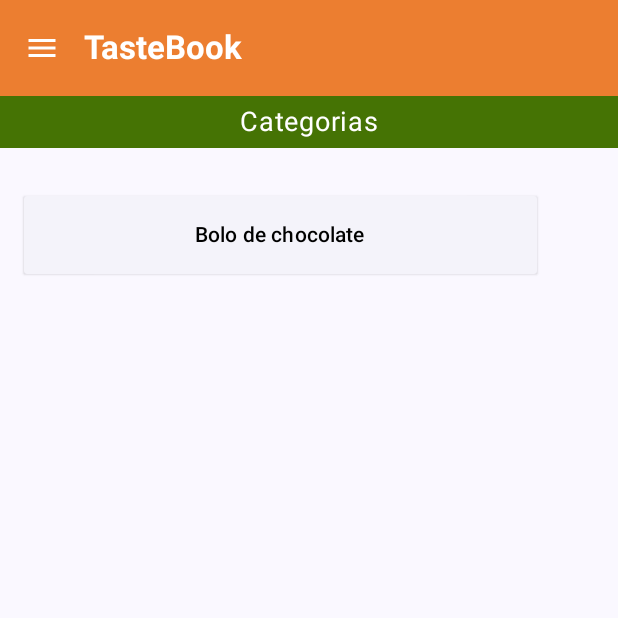
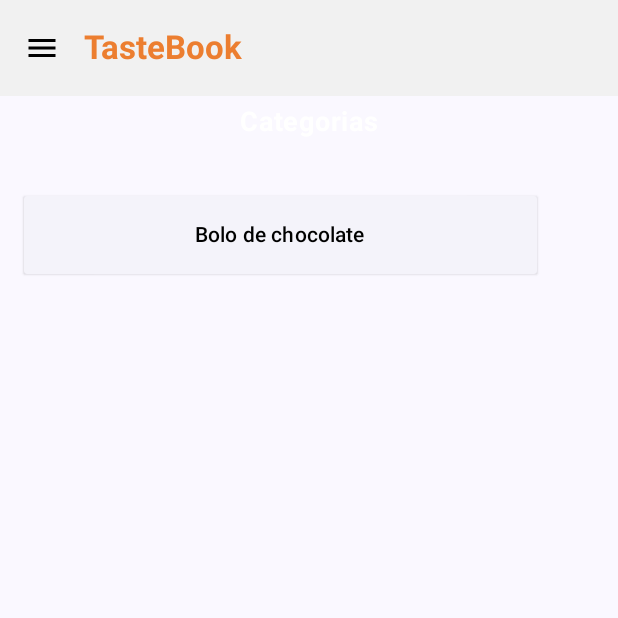
Before and after one commit to MarcelFlrs/AppDeReceitas, an Android app built with Jetpack Compose: the CategoriaReceitas screen opened through its navigation route, on a phone screen of 412 x 824 dp, the top half of it. Run offline under Robolectric (Android 15) with nearby library versions, the phone set to English and light mode, and no system bars.

Commit message:
bottom bar e telas

```diff
--- a/app/src/main/java/br/edu/up/appdereceitas/ui/screen/CategoriaReceitas.kt
+++ b/app/src/main/java/br/edu/up/appdereceitas/ui/screen/CategoriaReceitas.kt
@@ -60,14 +60,14 @@ fun CategoriaReceitas(navController: NavController) {
                 Box(
                     modifier = Modifier
                         .fillMaxWidth()
-                        .background(Color(0xFF457304))
                         .padding(vertical = 5.dp),
                     contentAlignment = Alignment.Center
                 ) {
                     Text(
                         text = "Categorias",
                         fontSize = 18.sp,
-                        color = Color.White
+                        color = Color.White,
+                        fontWeight = FontWeight.Bold
                     )
                 }
 
--- a/app/src/main/java/br/edu/up/appdereceitas/ui/screen/DetalhesReceitas.kt
+++ b/app/src/main/java/br/edu/up/appdereceitas/ui/screen/DetalhesReceitas.kt
@@ -14,7 +14,10 @@ import androidx.compose.material3.Text
 import androidx.compose.runtime.Composable
 import androidx.compose.ui.Alignment
 import androidx.compose.ui.Modifier
+import androidx.compose.ui.draw.shadow
 import androidx.compose.ui.graphics.Color
+import androidx.compose.ui.graphics.graphicsLayer
+import androidx.compose.ui.text.font.FontWeight
 import androidx.compose.ui.unit.dp
 import androidx.compose.ui.unit.sp
 import androidx.navigation.NavController
@@ -27,7 +30,15 @@ fun DetalhesReceita(navController: NavController) {
     Scaffold(
         topBar = {
             AppTopBar(
-                title = { Text("Detalhes da Receita") },
+                title = {
+                    Text(
+                        text = "TasteBook",
+                        style = MaterialTheme.typography.titleLarge.copy(
+                            fontWeight = FontWeight.Bold,
+                        ),
+                        modifier = Modifier.fillMaxWidth()
+                    )
+                },
                 navController = navController
             )
         }
@@ -37,8 +48,12 @@ fun DetalhesReceita(navController: NavController) {
             Box(
                 modifier = Modifier
                     .fillMaxWidth()
-                    .background(Color(0xFF457304))
-                    .padding(vertical = 5.dp),
+                    .shadow(8.dp)
+                    .graphicsLayer {
+                        shadowElevation = 8.dp.toPx()
+                    }
+                    .background(Color(0xFFec7e30))
+                    .padding(vertical = 10.dp),
                 contentAlignment = Alignment.Center
             ) {
                 Text(
--- a/app/src/main/java/br/edu/up/appdereceitas/ui/screen/ListaReceitas.kt
+++ b/app/src/main/java/br/edu/up/appdereceitas/ui/screen/ListaReceitas.kt
@@ -2,48 +2,48 @@ package br.edu.up.appdereceitas.screen
 
 import androidx.compose.foundation.background
 import androidx.compose.foundation.border
+import androidx.compose.foundation.layout.Arrangement
 import androidx.compose.foundation.layout.Box
 import androidx.compose.foundation.layout.Column
+import androidx.compose.foundation.layout.Row
 import androidx.compose.foundation.layout.fillMaxWidth
 import androidx.compose.foundation.layout.padding
 import androidx.compose.foundation.lazy.LazyColumn
 import androidx.compose.foundation.shape.RoundedCornerShape
 import androidx.compose.material.icons.Icons
 import androidx.compose.material.icons.filled.Add
-import androidx.compose.material3.DrawerValue
+import androidx.compose.material.icons.filled.Favorite
+import androidx.compose.material.icons.outlined.Favorite
+import androidx.compose.material.icons.outlined.FavoriteBorder
+import androidx.compose.material3.ButtonColors
+import androidx.compose.material3.ButtonDefaults
 import androidx.compose.material3.ElevatedButton
 import androidx.compose.material3.FloatingActionButton
 import androidx.compose.material3.Icon
+import androidx.compose.material3.IconButton
 import androidx.compose.material3.MaterialTheme
-import androidx.compose.material3.ModalNavigationDrawer
 import androidx.compose.material3.Scaffold
-import androidx.compose.material3.Shapes
 import androidx.compose.material3.Text
-import androidx.compose.material3.rememberDrawerState
 import androidx.compose.runtime.Composable
-import androidx.compose.runtime.rememberCoroutineScope
+import androidx.compose.runtime.getValue
+import androidx.compose.runtime.mutableStateOf
+import androidx.compose.runtime.remember
+import androidx.compose.runtime.setValue
 import androidx.compose.ui.Alignment
 import androidx.compose.ui.Modifier
+import androidx.compose.ui.draw.shadow
 import androidx.compose.ui.graphics.Color
+import androidx.compose.ui.graphics.graphicsLayer
 import androidx.compose.ui.text.font.FontWeight
 import androidx.compose.ui.text.style.TextAlign
 import androidx.compose.ui.unit.dp
 import androidx.compose.ui.unit.sp
 import androidx.navigation.NavController
 import br.edu.up.appdereceitas.ui.util.AppTopBar
-import br.edu.up.appdereceitas.ui.util.DrawerContent
-import kotlinx.coroutines.launch
+import br.edu.up.appdereceitas.ui.util.AppBottomBar
 
 @Composable
-fun ListaReceitas(navController: NavController){
-
-    val drawerState = rememberDrawerState(DrawerValue.Closed)
-    val scope = rememberCoroutineScope()
-
-    ModalNavigationDrawer(
-        drawerContent = { DrawerContent(navController) },
-        drawerState = drawerState
-    ) {
+fun ListaReceitas(navController: NavController) {
     Scaffold(
         topBar = {
             AppTopBar(
@@ -56,10 +56,7 @@ fun ListaReceitas(navController: NavController){
                         modifier = Modifier.fillMaxWidth()
                     )
                 },
-                    navController = navController,
-                    onDrawerClick = {
-                        scope.launch { drawerState.open() }
-                    }
+                navController = navController
             )
         },
 
@@ -71,63 +68,127 @@ fun ListaReceitas(navController: NavController){
                 }) {
                 Icon(Icons.Default.Add, contentDescription = "Adicionar Receita")
             }
+        },
+
+        bottomBar = {
+            AppBottomBar(navController = navController)
         }
     ) { innerPadding ->
-
 
         Column(modifier = Modifier.padding(innerPadding)) {
             Box(
                 modifier = Modifier
+                    .shadow(8.dp)
+                    .graphicsLayer {
+                        shadowElevation = 8.dp.toPx()
+                    }
                     .fillMaxWidth()
-                        .background(Color(0xFF457304))
-                        .padding(vertical = 5.dp),
+                    .background(Color(0xFFec7e30))
+                    .padding(vertical = 10.dp),
                 contentAlignment = Alignment.Center
             ) {
                 Text(
                     text = "Receitas",
                     fontSize = 18.sp,
-                        color = Color.White
+                    color = Color.White,
+                    fontWeight = FontWeight.Medium
                 )
             }
 
-
-
             LazyColumn(modifier = Modifier.fillMaxWidth()) {
-
                 item {
+                    var favoritado by remember { mutableStateOf(false) }
 
                     Box(
                         modifier = Modifier
                             .fillMaxWidth(),
-                        contentAlignment = Alignment.Center
                     ) {
                         ElevatedButton(
-                            onClick = { navController.navigate("_detalhes")},
+                            onClick = { navController.navigate("_detalhes") },
+                            colors = ButtonDefaults.elevatedButtonColors(
+                                containerColor = Color(0xFFf1f1f1),
+                                contentColor = Color.White
+                            ),
                             modifier = Modifier
-                                .fillMaxWidth(0.9f)
-                                .padding(vertical = 16.dp),
+
+                                .fillMaxWidth()
+                                .padding(top = 15.dp, bottom = 5.dp,),
                             shape = RoundedCornerShape(2.dp)
                         ) {
+                            Row (
+                                modifier = Modifier.fillMaxWidth(),
+                                horizontalArrangement = Arrangement.SpaceBetween,
+                                verticalAlignment = Alignment.CenterVertically
+                            ) {
                                 Text(
+                                    modifier = Modifier
+                                        .padding(20.dp),
                                     text = "Bolo de chocolate",
+                                    fontSize =  17.sp,
                                     color = Color.Black,
-                                modifier = Modifier.padding(8.dp)
+                                    fontWeight = FontWeight.W500
+
                                 )
+                                IconButton(onClick = { favoritado = !favoritado }) {
+                                    Icon(
+                                        imageVector = if (favoritado) Icons.Default.Favorite else Icons.Outlined.FavoriteBorder,
+                                        contentDescription = "Favoritar",
+                                        tint = if (favoritado) Color(0xFFec7e30) else Color.Black
+                                    )
+                                }
+                            }
+
                         }
                     }
                 }
 
                 item {
+                    var favoritado by remember { mutableStateOf(false) }
+
+                    Box(
+                        modifier = Modifier
+                            .fillMaxWidth(),
+                    ) {
+                        ElevatedButton(
+                            onClick = { navController.navigate("_detalhes") },
+                            colors = ButtonDefaults.elevatedButtonColors(
+                                containerColor = Color(0xFFf1f1f1),
+                                contentColor = Color.White
+                            ),
+                            modifier = Modifier
+
+                                .fillMaxWidth()
+                                .padding(vertical = 5.dp),
+                            shape = RoundedCornerShape(2.dp)
+                        ) {
+                            Row (
+                                modifier = Modifier.fillMaxWidth(),
+                                horizontalArrangement = Arrangement.SpaceBetween,
+                                verticalAlignment = Alignment.CenterVertically
+                            ) {
                                 Text(
-                        text = "Seja Bem vindo ao TasteBook, adicione uma receita para começar!.",
-                        style = MaterialTheme.typography.titleMedium.copy(color = Color.Gray),
                                     modifier = Modifier
-                            .padding(16.dp)
-                            .fillMaxWidth(),
-                        textAlign = TextAlign.Center
+                                        .padding(20.dp),
+                                    text = "Bolo de chocolate",
+                                    fontSize =  17.sp,
+                                    color = Color.Black,
+                                    fontWeight = FontWeight.W500
+
                                 )
+                                IconButton(onClick = { favoritado = !favoritado }) {
+                                    Icon(
+                                        imageVector = if (favoritado) Icons.Default.Favorite else Icons.Outlined.FavoriteBorder,
+                                        contentDescription = "Favoritar",
+                                        tint = if (favoritado) Color(0xFFec7e30) else Color.Black
+                                    )
+                                }
+                            }
+
+                        }
+                    }
+                }
+
             }
         }
     }
 }
-}}
--- /dev/null
+++ b/app/src/main/java/br/edu/up/appdereceitas/ui/util/AppBottomBar.kt
@@ -0,0 +1,83 @@
+package br.edu.up.appdereceitas.ui.util
+
+import androidx.compose.foundation.clickable
+import androidx.compose.foundation.layout.Arrangement
+import androidx.compose.foundation.layout.Column
+import androidx.compose.foundation.layout.Row
+import androidx.compose.foundation.layout.fillMaxWidth
+import androidx.compose.foundation.layout.height
+import androidx.compose.foundation.layout.padding
+import androidx.compose.material.icons.Icons
+import androidx.compose.material.icons.automirrored.filled.List
+import androidx.compose.material.icons.filled.Favorite
+import androidx.compose.material.icons.filled.Home
+import androidx.compose.material.icons.filled.Star
+import androidx.compose.material3.BottomAppBar
+import androidx.compose.material3.Icon
+import androidx.compose.material3.IconButton
+import androidx.compose.material3.MaterialTheme
+import androidx.compose.material3.Text
+import androidx.compose.runtime.Composable
+import androidx.compose.ui.Alignment
+import androidx.compose.ui.Modifier
+import androidx.compose.ui.graphics.Color
+import androidx.compose.ui.graphics.vector.ImageVector
+import androidx.compose.ui.unit.dp
+import androidx.navigation.NavController
+
+@Composable
+fun AppBottomBar(navController: NavController) {
+    BottomAppBar(
+        containerColor = Color(0xFFec7e30),
+        modifier = Modifier
+            .height(56.dp)
+    ) {
+
+        Row (
+            modifier = Modifier
+                .fillMaxWidth()
+                .padding(horizontal = 16.dp),
+            horizontalArrangement = Arrangement.SpaceBetween,
+        ){
+            BottomBarBotao(
+                icon = Icons.Default.Home,
+                label = "Receitas",
+                onClick = { navController.navigate("_home") }
+            )
+            BottomBarBotao(
+                icon = Icons.Default.Favorite,
+                label = "Favoritos",
+                onClick = { navController.navigate("_favoritos") }
+            )
+
+            BottomBarBotao(
+                icon = Icons.Default.Star,
+                label = "Categorias",
+                onClick = { navController.navigate("_categorias") }
+            )
+        }
+
+    }
+}
+
+@Composable
+fun BottomBarBotao(icon: ImageVector, label: String, onClick: () -> Unit) {
+
+    Column(
+        horizontalAlignment = Alignment.CenterHorizontally,
+        modifier = Modifier
+            .clickable(onClick = onClick)
+            .padding(vertical = 8.dp)
+    ) {
+        Icon(
+            imageVector = icon,
+            contentDescription = label,
+            tint = Color.White
+        )
+        Text(
+            text = label,
+            style = MaterialTheme.typography.bodySmall,
+            color = Color.White
+        )
+    }
+}
--- a/app/src/main/java/br/edu/up/appdereceitas/ui/util/AppTopBar.kt
+++ b/app/src/main/java/br/edu/up/appdereceitas/ui/util/AppTopBar.kt
@@ -11,7 +11,11 @@ import androidx.compose.material3.IconButton
 import androidx.compose.material3.TopAppBar
 import androidx.compose.material3.TopAppBarDefaults
 import androidx.compose.runtime.Composable
+import androidx.compose.ui.Modifier
+import androidx.compose.ui.draw.shadow
 import androidx.compose.ui.graphics.Color
+import androidx.compose.ui.graphics.graphicsLayer
+import androidx.compose.ui.unit.dp
 import androidx.navigation.NavController
 
 @OptIn(ExperimentalMaterial3Api::class)
@@ -39,9 +43,9 @@ fun AppTopBar(
             }
         },
         colors = TopAppBarDefaults.topAppBarColors(
-            containerColor = Color(0xFFec7e30),
-            titleContentColor = Color.White,
-            navigationIconContentColor = Color.White
+            containerColor = Color(0xFFf1f1f1),
+            titleContentColor = Color(0xFFec7e30),
+            navigationIconContentColor = Color.Black
         )
     )
 
```
Also changed, not shown: app/src/main/java/br/edu/up/appdereceitas/ui/screen/ReceitasFavoritas.kt (renamed from app/src/main/java/br/edu/up/appdereceitas/ui/screen/EditarCategorias.kt), app/src/main/res/drawable/logo_tastebook_transparente.png (renamed from app/src/main/res/drawable/logo_tastebook.png). Lines whose indentation alone changed are shown as unchanged.
